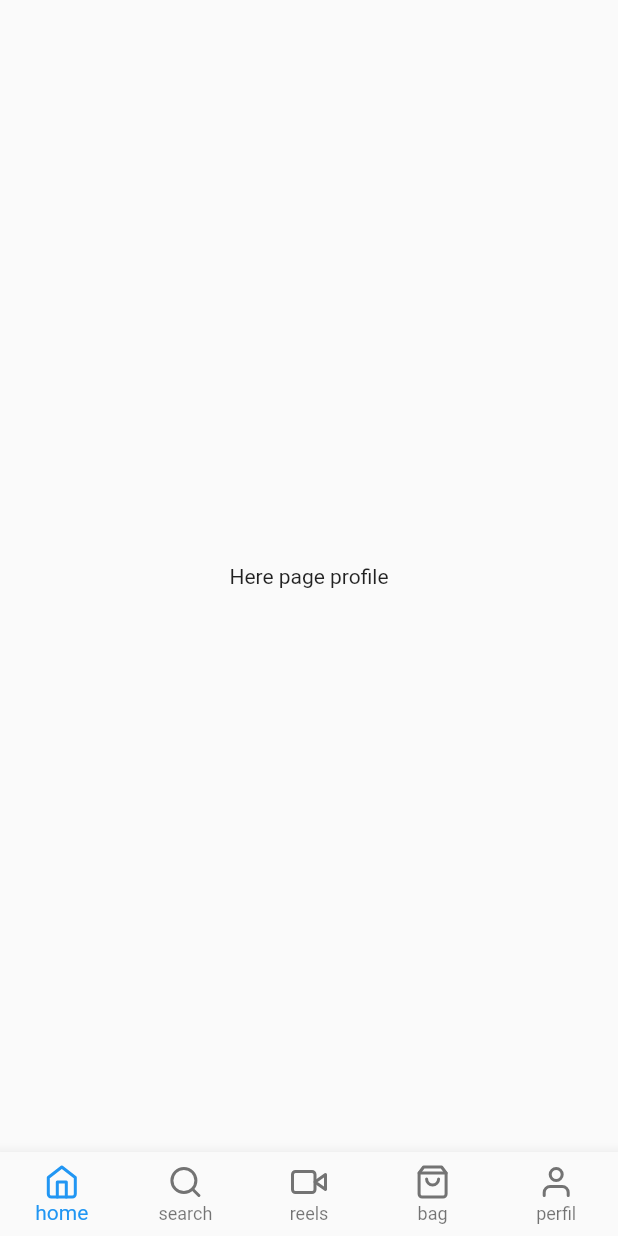
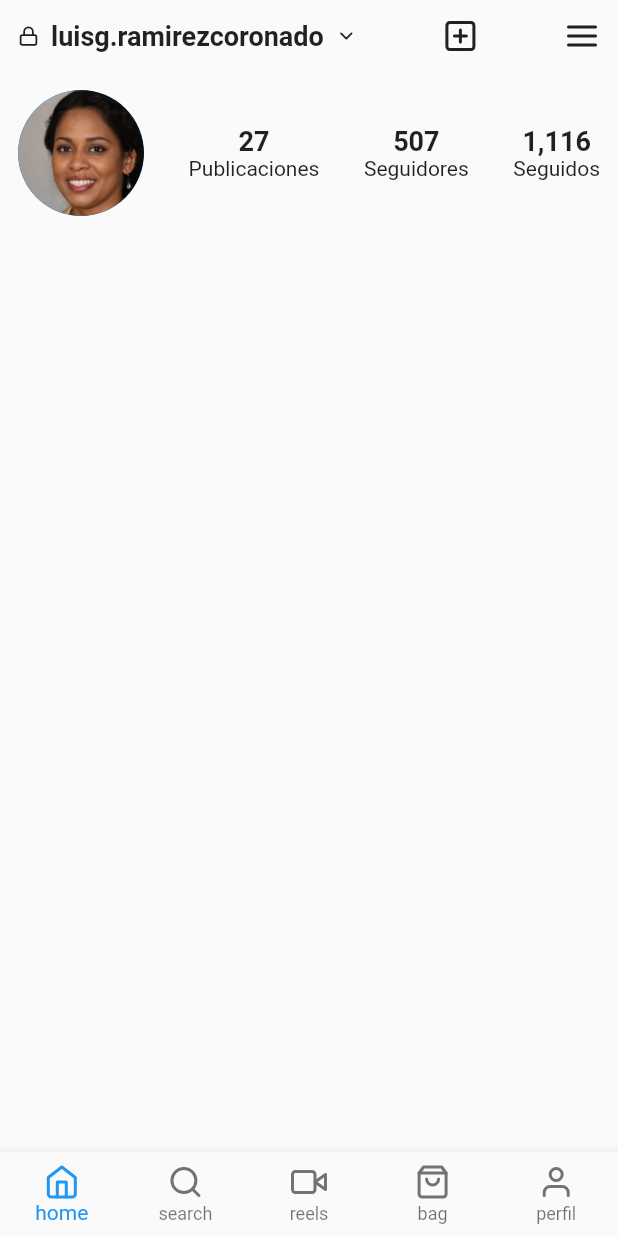
Before and after one commit to luisramirezcoronado10/instagram-clone, a Flutter app: the screen it shows after launch, on a phone screen of 412 x 824 dp. Run offline on Flutter 3.47's test engine with Material 2 defaults, Android fonts, the light colour scheme and no system bars; our stand-ins replace flutter_feather_icons.

Commit message:
avance de page profile

```diff
--- a/lib/pages/profile_page.dart
+++ b/lib/pages/profile_page.dart
@@ -1,14 +1,69 @@
 import 'package:flutter/material.dart';
+import 'package:flutter_feather_icons/flutter_feather_icons.dart';
+import 'package:instagram/widgets/numbers_profile.dart';
 
 class ProfilePage extends StatelessWidget {
   const ProfilePage({Key key}) : super(key: key);
 
   @override
   Widget build(BuildContext context) {
-    return Container(
-      child: Center(
-        child: Text('Here page profile'),
+    return SafeArea(
+      child: Scaffold(
+        body: Column(
+          children: [
+            navbar(),
+            dataProfile(),
+          ],
+        ),
       ),
     );
   }
+
+  Widget navbar() {
+    return Container(
+      padding: const EdgeInsets.symmetric(vertical: 12, horizontal: 12),
+      child: Row(
+        mainAxisAlignment: MainAxisAlignment.spaceBetween,
+        children: [
+          Row(
+            children: [
+              Icon(FeatherIcons.lock, size: 14),
+              SizedBox(width: 8),
+              Text(
+                'luisg.ramirezcoronado',
+                style: TextStyle(
+                  fontWeight: FontWeight.bold,
+                  fontSize: 18,
+                ),
+              ),
+              SizedBox(width: 8),
+              Icon(FeatherIcons.chevronDown, size: 14),
+            ],
+          ),
+          Icon(FeatherIcons.plusSquare),
+          Icon(FeatherIcons.menu),
+        ],
+      ),
+    );
+  }
+
+  Widget dataProfile() {
+    return Container(
+      padding: const EdgeInsets.symmetric(vertical: 12, horizontal: 12),
+      child: Row(
+        mainAxisAlignment: MainAxisAlignment.spaceBetween,
+        children: [
+          CircleAvatar(
+            radius: 42,
+            backgroundImage: AssetImage('assets/images/avatars/avatar_1.png'),
+          ),
+          NumbersProfile(number: '27', typeData: 'Publicaciones'),
+          NumbersProfile(number: '507', typeData: 'Seguidores'),
+          NumbersProfile(number: '1,116', typeData: 'Seguidos'),
+        ],
+      ),
+    );
+  }
+
+  Widget descriptionProfile() {}
 }
--- a/lib/pages/store_page.dart
+++ b/lib/pages/store_page.dart
@@ -11,15 +11,13 @@ class StorePage extends StatelessWidget {
   Widget build(BuildContext context) {
     return SafeArea(
       child: Scaffold(
-        body: Container(
-          child: Column(
+        body: Column(
           children: [
             navBar(),
             search(),
             filters(),
             grid(),
           ],
-          ),
         ),
       ),
     );
--- /dev/null
+++ b/lib/widgets/numbers_profile.dart
@@ -0,0 +1,24 @@
+import 'package:flutter/material.dart';
+
+class NumbersProfile extends StatelessWidget {
+  final String number;
+  final String typeData;
+
+  const NumbersProfile({Key key, this.number, this.typeData}) : super(key: key);
+
+  @override
+  Widget build(BuildContext context) {
+    return Column(
+      children: [
+        Text(
+          '$number',
+          style: TextStyle(
+            fontWeight: FontWeight.bold,
+            fontSize: 18,
+          ),
+        ),
+        Text('$typeData'),
+      ],
+    );
+  }
+}
```
Lines whose indentation alone changed are shown as unchanged.
